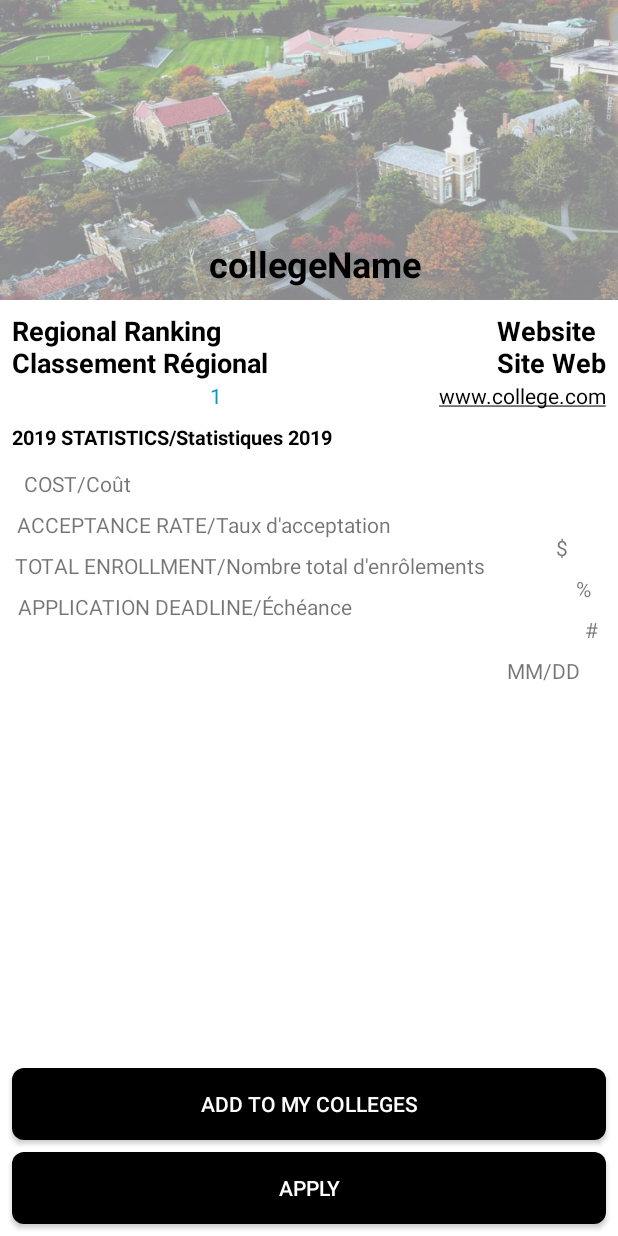
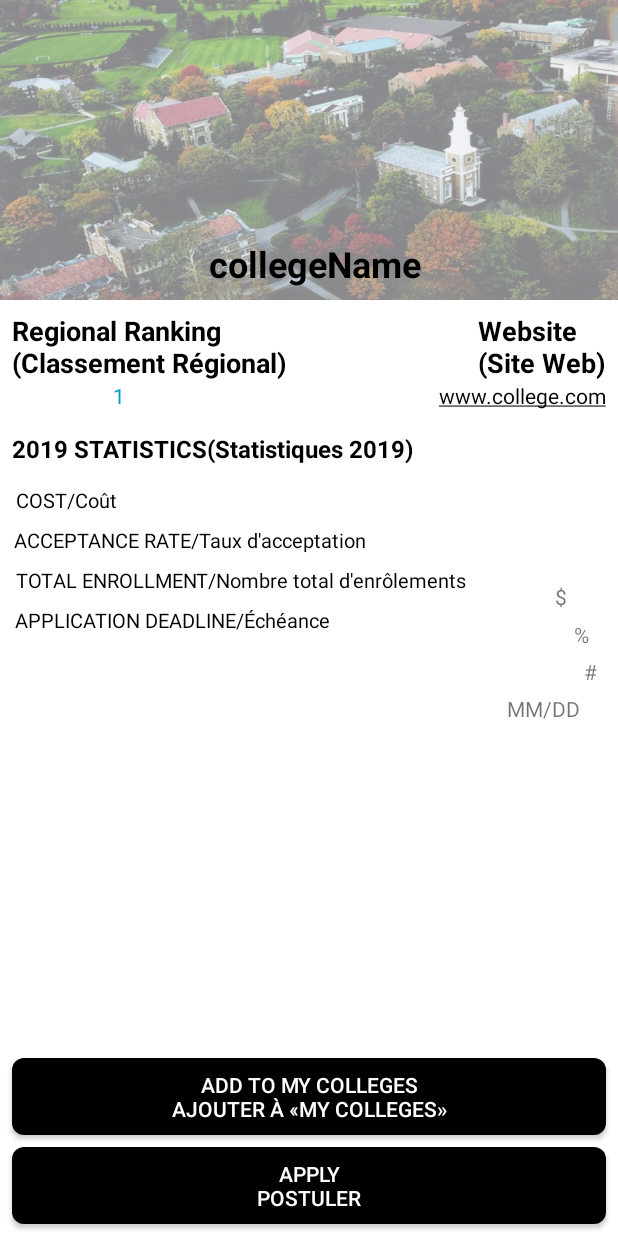
Before and after one commit to lpark9/CozmoCrew, an Android app: the layout fragment_apply.xml on its own in the app's theme, with its tools: preview values and no code run, on a phone screen of 412 x 824 dp. Run offline under Robolectric (Android 15) with nearby library versions, the phone set to English and light mode, and no system bars.

Commit message:
Layout Update

```diff
--- a/app/src/main/java/com/example/mamfe/commonappafrica/MainActivity.java
+++ b/app/src/main/java/com/example/mamfe/commonappafrica/MainActivity.java
@@ -295,7 +295,7 @@ public class MainActivity extends AppCompatActivity
 
                         DrawerLayout drawer = (DrawerLayout) findViewById(R.id.drawer_layout);
                         drawer.closeDrawer(GravityCompat.START);
-                    } else if (headerList.get(groupPosition).menuName.equals("Settings")) {
+                    } else if (headerList.get(groupPosition).menuName.equals("About Us")) {
                         startActivity(new Intent(getApplicationContext(), settingsActivity.class));
 
                         DrawerLayout drawer = (DrawerLayout) findViewById(R.id.drawer_layout);
--- a/app/src/main/res/layout/fragment_academic_profile_work_experience.xml
+++ b/app/src/main/res/layout/fragment_academic_profile_work_experience.xml
@@ -29,7 +29,7 @@
         android:id="@+id/linearLayout2"
         android:layout_width="384dp"
         android:layout_height="wrap_content"
-        android:layout_marginTop="8dp"
+        android:layout_marginTop="15dp"
         android:orientation="horizontal"
         app:layout_constraintEnd_toEndOf="parent"
         app:layout_constraintStart_toStartOf="parent"
--- a/app/src/main/res/layout/fragment_apply.xml
+++ b/app/src/main/res/layout/fragment_apply.xml
@@ -16,7 +16,7 @@
         android:layout_marginBottom="8dp"
         android:layout_marginEnd="8dp"
         android:background="@drawable/login_button"
-        android:text="Apply"
+        android:text="Apply\nPostuler"
         android:textColor="@android:color/background_light"
         app:layout_constraintBottom_toBottomOf="parent"
         app:layout_constraintEnd_toEndOf="parent"
@@ -30,7 +30,7 @@
         android:layout_marginEnd="8dp"
         android:layout_marginStart="8dp"
         android:background="@drawable/login_button"
-        android:text="Add to my Colleges"
+        android:text="Add to My Colleges\nAjouter à «My Colleges»"
         android:textColor="@android:color/background_light"
         app:layout_constraintBottom_toTopOf="@+id/apply"
         app:layout_constraintEnd_toEndOf="parent"
@@ -69,7 +69,7 @@
         android:layout_height="wrap_content"
         android:layout_marginStart="8dp"
         android:layout_marginTop="8dp"
-        android:text="Regional Ranking\nClassement Régional"
+        android:text="Regional Ranking\n(Classement Régional)"
         android:textColor="@android:color/black"
         android:textSize="18sp"
         android:textStyle="bold"
@@ -82,7 +82,7 @@
         android:layout_height="wrap_content"
         android:layout_marginEnd="8dp"
         android:layout_marginTop="8dp"
-        android:text="Website\nSite Web"
+        android:text="Website\n(Site Web)"
         android:textColor="@android:color/black"
         android:textSize="18sp"
         android:textStyle="bold"
@@ -93,7 +93,7 @@
         android:id="@+id/ranking"
         android:layout_width="wrap_content"
         android:layout_height="wrap_content"
-        android:layout_marginStart="140dp"
+        android:layout_marginStart="75dp"
         android:text="1"
         android:textColor="@android:color/holo_blue_dark"
         app:layout_constraintStart_toStartOf="parent"
@@ -116,12 +116,12 @@
         android:layout_width="wrap_content"
         android:layout_height="wrap_content"
         android:layout_marginStart="8dp"
-        android:layout_marginTop="28dp"
+        android:layout_marginTop="34dp"
         android:layout_marginEnd="8dp"
         android:layout_marginBottom="8dp"
-        android:text="2019 STATISTICS/Statistiques 2019"
+        android:text="2019 STATISTICS(Statistiques 2019)"
         android:textColor="@android:color/black"
-        android:textSize="13sp"
+        android:textSize="16sp"
         android:textStyle="bold"
         app:layout_constraintBottom_toTopOf="@+id/add"
         app:layout_constraintEnd_toEndOf="parent"
@@ -134,11 +134,13 @@
         android:id="@+id/textView20"
         android:layout_width="wrap_content"
         android:layout_height="wrap_content"
-        android:layout_marginStart="8dp"
-        android:layout_marginTop="8dp"
+        android:layout_marginStart="2dp"
+        android:layout_marginTop="10dp"
         android:layout_marginEnd="8dp"
         android:layout_marginBottom="8dp"
         android:text="COST/Coût"
+        android:textColor="@android:color/black"
+        android:textSize="13sp"
         app:layout_constraintBottom_toTopOf="@+id/add"
         app:layout_constraintEnd_toEndOf="parent"
         app:layout_constraintHorizontal_bias="0.025"
@@ -150,11 +152,13 @@
         android:id="@+id/textView21"
         android:layout_width="wrap_content"
         android:layout_height="wrap_content"
-        android:layout_marginStart="8dp"
+        android:layout_marginStart="5dp"
         android:layout_marginTop="8dp"
         android:layout_marginEnd="8dp"
         android:layout_marginBottom="8dp"
         android:text="ACCEPTANCE RATE/Taux d'acceptation"
+        android:textColor="@android:color/black"
+        android:textSize="13sp"
         app:layout_constraintBottom_toTopOf="@+id/add"
         app:layout_constraintEnd_toEndOf="parent"
         app:layout_constraintHorizontal_bias="0.025"
@@ -171,6 +175,8 @@
         android:layout_marginEnd="8dp"
         android:layout_marginBottom="8dp"
         android:text="TOTAL ENROLLMENT/Nombre total d'enrôlements"
+        android:textColor="@android:color/black"
+        android:textSize="13sp"
         app:layout_constraintBottom_toTopOf="@+id/add"
         app:layout_constraintEnd_toEndOf="parent"
         app:layout_constraintHorizontal_bias="0.025"
@@ -182,11 +188,13 @@
         android:id="@+id/textView23"
         android:layout_width="wrap_content"
         android:layout_height="wrap_content"
-        android:layout_marginStart="8dp"
+        android:layout_marginStart="5dp"
         android:layout_marginTop="8dp"
         android:layout_marginEnd="8dp"
         android:layout_marginBottom="8dp"
         android:text="APPLICATION DEADLINE/Échéance"
+        android:textColor="@android:color/black"
+        android:textSize="13sp"
         app:layout_constraintBottom_toTopOf="@+id/add"
         app:layout_constraintEnd_toEndOf="parent"
         app:layout_constraintHorizontal_bias="0.025"
@@ -199,7 +207,7 @@
         android:layout_width="wrap_content"
         android:layout_height="wrap_content"
         android:layout_marginStart="8dp"
-        android:layout_marginTop="8dp"
+        android:layout_marginTop="60dp"
         android:layout_marginEnd="8dp"
         android:layout_marginBottom="8dp"
         android:text="$"
@@ -215,7 +223,7 @@
         android:layout_width="wrap_content"
         android:layout_height="wrap_content"
         android:layout_marginStart="8dp"
-        android:layout_marginTop="8dp"
+        android:layout_marginTop="6dp"
         android:layout_marginEnd="8dp"
         android:layout_marginBottom="8dp"
         android:text="%"
@@ -231,7 +239,7 @@
         android:layout_width="wrap_content"
         android:layout_height="wrap_content"
         android:layout_marginStart="8dp"
-        android:layout_marginTop="8dp"
+        android:layout_marginTop="5dp"
         android:layout_marginEnd="8dp"
         android:layout_marginBottom="8dp"
         android:text="#"
@@ -247,7 +255,7 @@
         android:layout_width="wrap_content"
         android:layout_height="wrap_content"
         android:layout_marginStart="8dp"
-        android:layout_marginTop="8dp"
+        android:layout_marginTop="5dp"
         android:layout_marginEnd="25dp"
         android:layout_marginBottom="8dp"
         android:text="MM/DD"
--- a/app/src/main/res/menu/activity_main_drawer.xml
+++ b/app/src/main/res/menu/activity_main_drawer.xml
@@ -18,7 +18,7 @@
             android:title="Search for College" />
         <item
             android:id="@+id/nav_settings"
-            android:title="About Us" />
+            android:title="Settings" />
         <item
             android:id="@+id/nav_logout"
             android:title="Log Out" />
```
